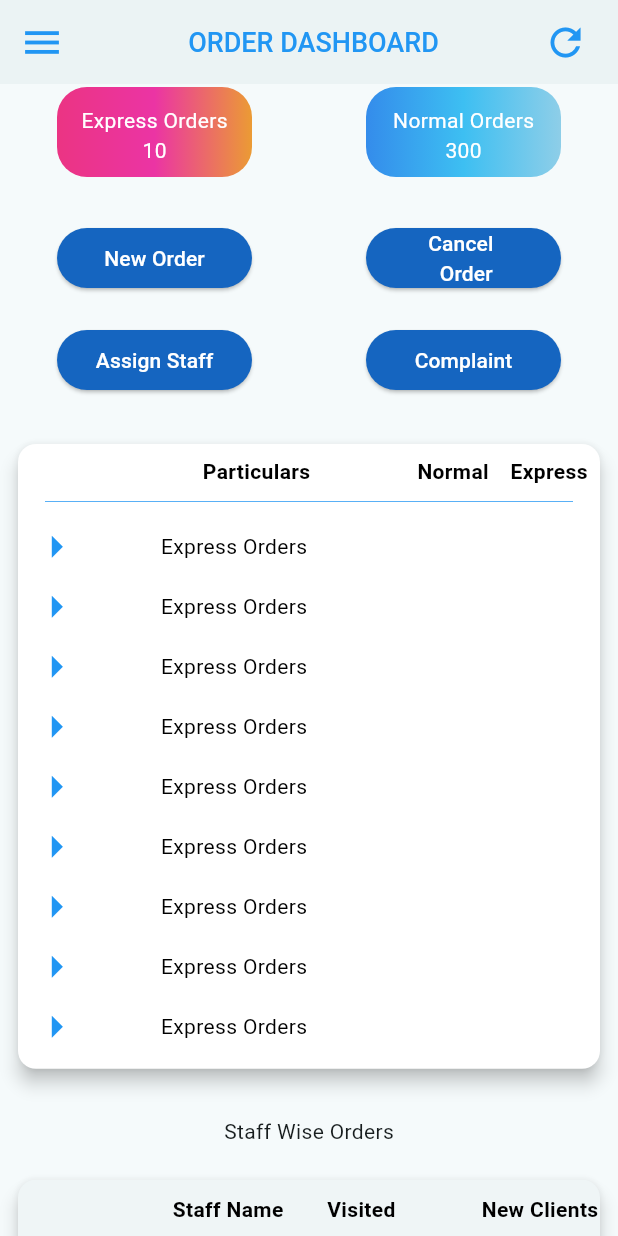
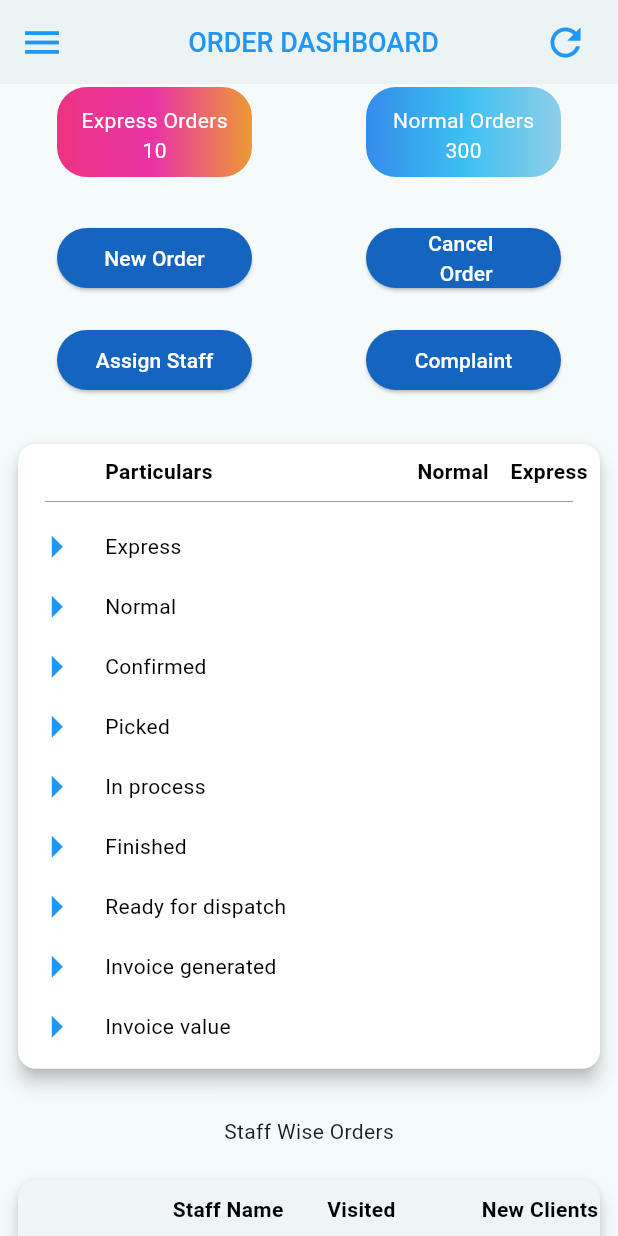
Before and after one commit to abhisheksr227/integrate3_screen, a Flutter app: the sample screen opened directly, scrolled down 576 dp, on a phone screen of 412 x 824 dp. Run offline on Flutter 3.47's test engine with Material 2 defaults, Android fonts, the phone set to English and light mode, and no system bars; our stand-ins replace charts_flutter, dots_indicator, fl_chart, google_maps_flutter, pie_chart, share_plus and 1 more; missing offline and left inert: another_stepper.

Commit message:
git commit -m "second commit"

```diff
--- a/lib/Owners/Dashboard/Dashboaed_86.dart
+++ b/lib/Owners/Dashboard/Dashboaed_86.dart
@@ -11,13 +11,9 @@ class sample extends StatefulWidget {
   @override
   _sampleState createState() => _sampleState();
 }
-
 class _sampleState extends State<sample> {
 
   TextEditingController Date = TextEditingController(text: DateFormat('dd-MM-yyyy').format(DateTime.now()));
-
-
-
 
   final ScrollController _horizontal = ScrollController();
   final List<String> orderStages = [
@@ -55,8 +51,6 @@ class _sampleState extends State<sample> {
     Color(0xffFA4A42),
     Color(0xffFE9539)
   ];
-
-
   String? selectedOption;
   int allradionutton = 0;
   @override
@@ -361,7 +355,6 @@ class _sampleState extends State<sample> {
                                   )),
                               Expanded(
                                   child: Container(
-                                      alignment: Alignment.center,
                                       child: Text(
                                         "Particulars",
                                         style: TextStyle(
@@ -405,7 +398,7 @@ class _sampleState extends State<sample> {
                           child: ListView.builder(
                               scrollDirection: Axis.vertical,
                               padding: EdgeInsets.zero,
-                              itemCount: 50,
+                              itemCount: orderStages.length,
                               physics: ClampingScrollPhysics(),
                               itemBuilder: (BuildContext context, int index) {
                                 return SizedBox(
@@ -421,13 +414,14 @@ class _sampleState extends State<sample> {
 
                                     Expanded(
                                         child: Container(
-                                            alignment:
-                                            Alignment.center,
+                                            child: Padding(
+                                              padding: const EdgeInsets.only(left: 30),
                                               child: Text(
-                                              "Express Orders",
+                                                "${orderStages[index]}",
                                                 style: TextStyle(
                                                     color: Colors
                                                         .black),
+                                              ),
                                             ))),
                                     Container(
                                         width: 60,
@@ -722,16 +716,18 @@ SizedBox(height: 40,),
               children: [
                 Padding(
                   padding: const EdgeInsets.only(left: 20),
+                  child: Card(
                     child: Container(
                       height:
                       MediaQuery.of(context).size.height * .13,
                       width: MediaQuery.of(context).size.width * .22,
-                    decoration: BoxDecoration(border: Border.all()),
+                      child: Icon(Icons.account_circle,size: 70,),
+                    ),
                   ),
                 ),SizedBox(
                   width: 30,
                 ),
-                Column(
+                Column(crossAxisAlignment: CrossAxisAlignment.start,
                   children: [
                     Text("Name:"),
                     Text("Emp Id :"),
@@ -835,7 +831,7 @@ SizedBox(
                                                       Expanded(
                                                         child: Container(
                                                           child: Text(
-                                                            "",
+                                                            "9",
                                                             style: TextStyle(
                                                               color: Colors.black,
                                                             ),
@@ -845,7 +841,7 @@ SizedBox(
                                                       Expanded(
                                                         child: Container(
                                                           child: Text(
-                                                            "",
+                                                            "5",
                                                             style: TextStyle(
                                                               color: Colors.black,
                                                             ),
@@ -891,31 +887,17 @@ SizedBox(
             padding: const EdgeInsets.all(8.0),
             child: Card(
               elevation: 10,
+              child: SizedBox(
+                width: MediaQuery.of(context).size.width*0.7,
                 child: Padding(
-                padding: const EdgeInsets.all(8.0),
-                child: Column(
-                  children: [
-                    Row(
-                      children: [
-                        Column(mainAxisAlignment: MainAxisAlignment.start,crossAxisAlignment: CrossAxisAlignment.start,
+                  padding: const EdgeInsets.all(10),
+                  child: Column(crossAxisAlignment: CrossAxisAlignment.start,
                     children: [
                       Text("Confirmed:"),
                       SizedBox(
                         height: 10,
                       ),
-                            Text("Picked:")
-                          ],
-                        ),
-                      ],
-                    ),SizedBox(
-                      height: 10,
-                    ),
-                    Row(
-                      children: [
-                        Expanded(
-                          child: Column(crossAxisAlignment: CrossAxisAlignment.start,mainAxisAlignment: MainAxisAlignment.start,
-                            children: [
-                              Text("Ready for dispatch:"),
+                      Text("Picked:"),
                       SizedBox(
                         height: 10,
                       ),
@@ -927,12 +909,10 @@ SizedBox(
                       SizedBox(
                         height: 10,
                       ),
-                              Text("Deposited:")
-                            ],
+                      Text("Deposited:"),
+                    SizedBox(
+                      height: 10,
                     ),
-                        )
-                        ,Column(
-                          children: [
                       Text("Total Inv Value:"),
                       SizedBox(
                         height: 10,
@@ -945,19 +925,13 @@ SizedBox(
                       SizedBox(
                         height: 10,
                       ),
-                            Text("Delivered:")
+                      Text("Delivered:"),
+                      SizedBox(
+                        height: 10,
+                      ),
+                      Text("Expense:"),
                     ],
                   ),
-                        Expanded(
-                          child: Column(
-                            children: [
-                              Text("Expense:")
-                            ],
-                          ),
-                        )
-                      ],
-                    ),
-                  ],
                 ),
               ),
             ),
@@ -978,7 +952,7 @@ SizedBox(
             ),
             Padding(
               padding: const EdgeInsets.only(right:20),
-              child: Row(mainAxisAlignment: MainAxisAlignment.end,
+              child: Row(mainAxisAlignment: MainAxisAlignment.center,
                 children: [
                   SizedBox(
                     height: 250,
```
Lines whose indentation alone changed are shown as unchanged.
